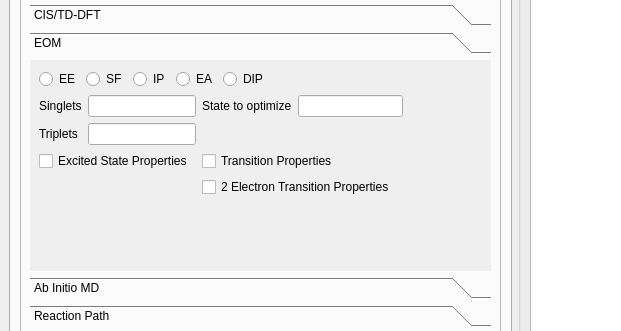
nutjunkie/IQmol, file src/QUI/QuiMainWindow.ui: the form before one commit; both pictures show x 0 to 621 and y 321 to 652 of the 843 by 812 pixel window.
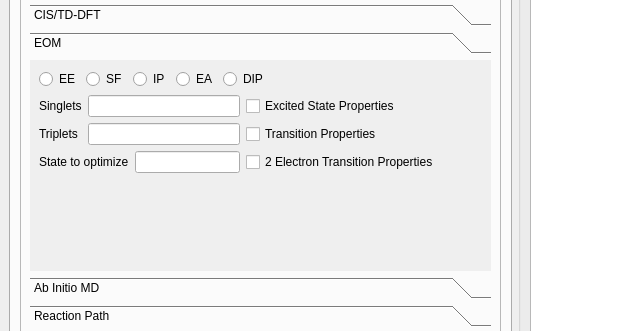
The form after the commit. The open tabs and pages were chosen to show the change. Icons and pictures are not drawn.

```diff
--- a/src/QUI/QuiMainWindow.ui
+++ b/src/QUI/QuiMainWindow.ui
@@ -767,9 +767,9 @@
               <property name="geometry">
                <rect>
                 <x>0</x>
-                <y>-40</y>
-                <width>421</width>
-                <height>177</height>
+                <y>0</y>
+                <width>405</width>
+                <height>165</height>
                </rect>
               </property>
               <attribute name="label">
@@ -840,7 +840,7 @@
                  <item row="0" column="1">
                   <widget class="QLineEdit" name="qui_eom_states1"/>
                  </item>
-                 <item row="0" column="4">
+                 <item row="0" column="3">
                   <spacer name="horizontalSpacer_16">
                    <property name="orientation">
                     <enum>Qt::Horizontal</enum>
@@ -863,14 +863,16 @@
                  <item row="1" column="1">
                   <widget class="QLineEdit" name="qui_eom_states2"/>
                  </item>
-                 <item row="0" column="2">
+                 <item row="2" column="0" colspan="2">
+                  <layout class="QHBoxLayout" name="horizontalLayout_7">
+                   <item>
                   <widget class="QLabel" name="label_cc_state_to_opt">
                    <property name="text">
                     <string>State to optimize</string>
                    </property>
                   </widget>
                  </item>
-                 <item row="0" column="3">
+                   <item>
                   <widget class="QLineEdit" name="cc_state_to_opt">
                    <property name="sizePolicy">
                     <sizepolicy hsizetype="Preferred" vsizetype="Fixed">
@@ -892,21 +894,23 @@
                    </property>
                   </widget>
                  </item>
-                 <item row="2" column="0" colspan="2">
+                  </layout>
+                 </item>
+                 <item row="0" column="2">
                   <widget class="QCheckBox" name="cc_eom_properties">
                    <property name="text">
                     <string>Excited State Properties</string>
                    </property>
                   </widget>
                  </item>
-                 <item row="2" column="2" colspan="2">
+                 <item row="1" column="2">
                   <widget class="QCheckBox" name="cc_eom_transition_properties">
                    <property name="text">
                     <string>Transition Properties</string>
                    </property>
                   </widget>
                  </item>
-                 <item row="3" column="2" colspan="3">
+                 <item row="2" column="2">
                   <widget class="QCheckBox" name="eom_ref_prop_te">
                    <property name="text">
                     <string>2 Electron Transition Properties</string>
```
Left out of the diff: 2 changed lines with no effect on the pictures. Lines whose indentation alone changed are shown as unchanged.
